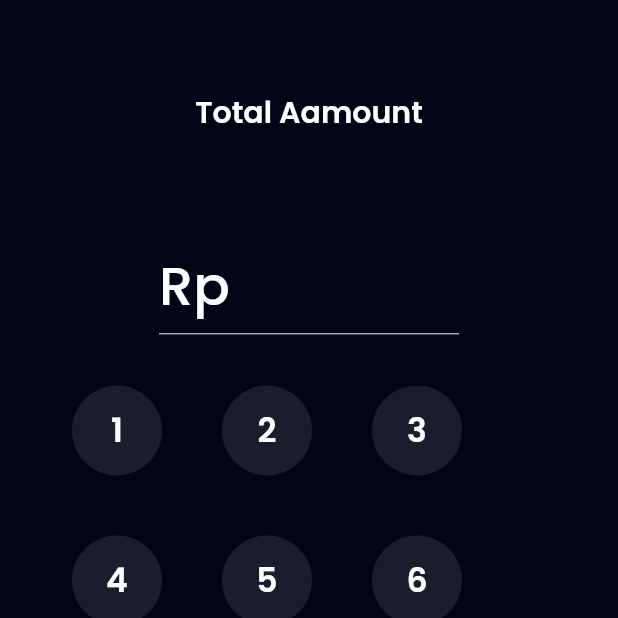
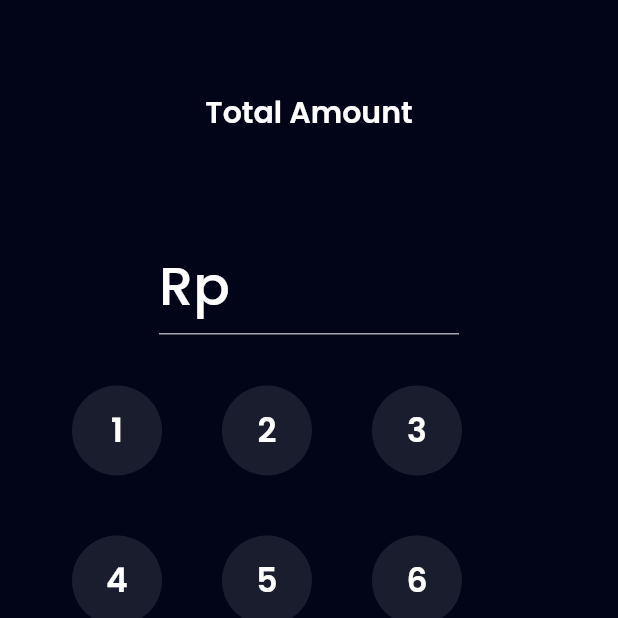
Before and after one commit to zainalsalamun/bank_salamu_master, a Flutter app: the TopUpAmountPage screen opened by its route, on a phone screen of 412 x 824 dp, the top half of it. Run offline on Flutter 3.47's test engine with Material 2 defaults, Android fonts, the phone set to English and light mode, and no system bars; our stand-ins replace carousel_slider, google_fonts.

Commit message:
fix pin top up & amount

```diff
--- a/lib/main.dart
+++ b/lib/main.dart
@@ -18,7 +18,7 @@ import 'ui/pages/profile/profile_edit_pin_page.dart';
 import 'ui/pages/profile/profile_edit_success.dart';
 import 'ui/pages/profile/profile_page.dart';
 import 'ui/pages/topup/top_up_success.dart';
-import 'ui/pages/topup/topu_amount_page.dart';
+import 'ui/pages/topup/topup_amount_page.dart';
 import 'ui/pages/topup/topup_page.dart';
 
 void main() {
--- a/lib/ui/pages/topup/topu_amount_page.dart
+++ b/lib/ui/pages/topup/topup_amount_page.dart
@@ -69,7 +69,7 @@ class _TopUpAmountPage extends State<TopUpAmountPage> {
           ),
           Center(
             child: Text(
-              'Total Aamount',
+              'Total Amount',
               style: whiteTextStyle.copyWith(
                 fontSize: 20,
                 fontWeight: semiBold,
```
Also changed, not shown: lib/ui/pages/topup/pin_page.dart (+5 -3 lines).
